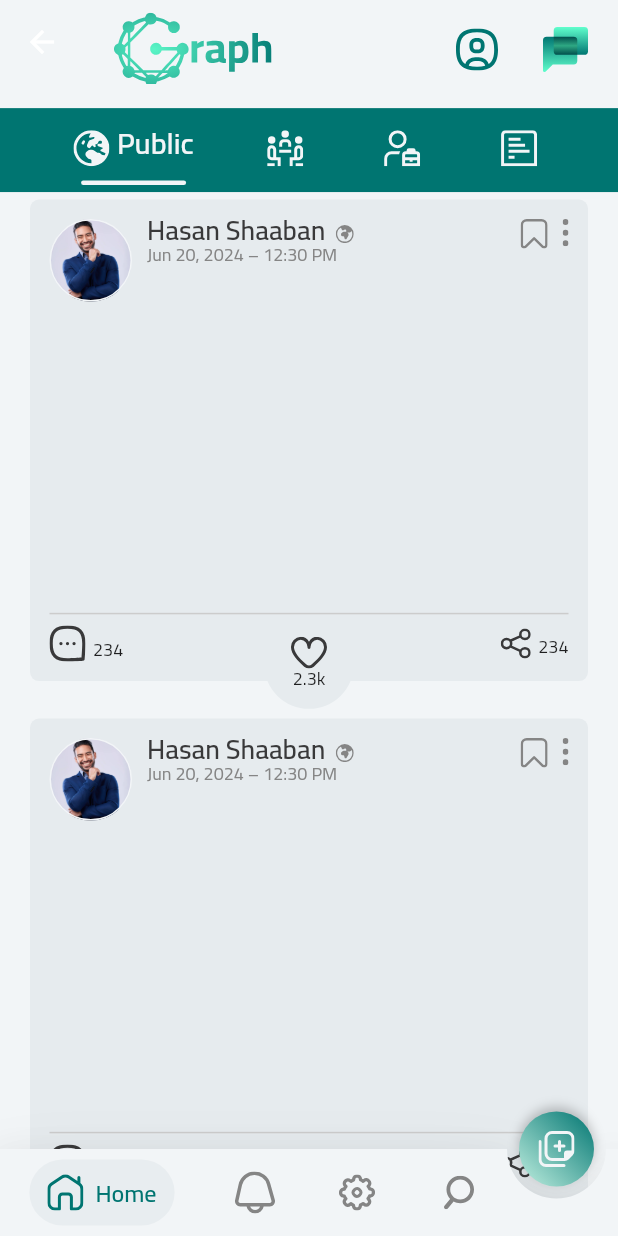
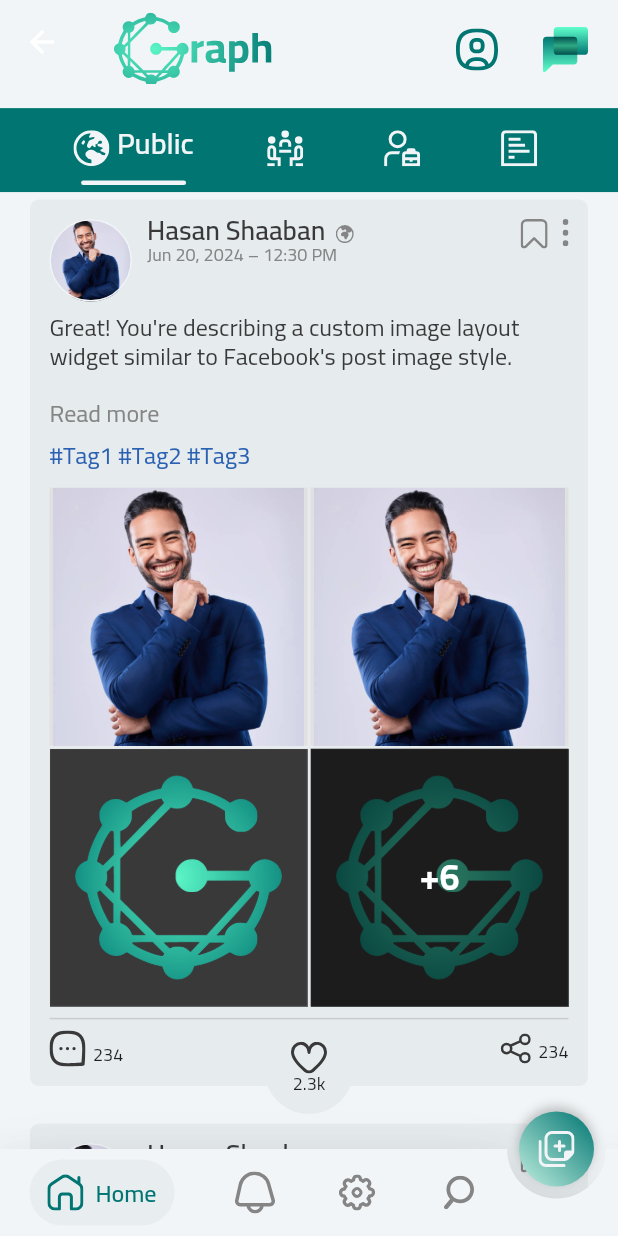
Before and after one commit to hasanShaaban/graph, a Flutter app: the MainPage screen opened directly, on a phone screen of 412 x 824 dp. Run offline on Flutter 3.47's test engine with Material 3 defaults, Android fonts, the phone set to English and light mode, and no system bars; drawn by our look-alikes of stylish_bottom_bar; our stand-ins replace bloc, dartz, dio, dots_indicator, flutter_bloc, flutter_datetime_picker_plus and 7 more; missing offline and left inert: comment_tree, easy_pdf_viewer; accounts and stored records are empty.

Commit message:
public post content done

```diff
--- a/lib/core/widgets/posts/public_post.dart
+++ b/lib/core/widgets/posts/public_post.dart
@@ -3,9 +3,10 @@ import 'package:graph/core/utils/appAssets.dart';
 import 'package:graph/core/utils/constants.dart';
 import 'package:graph/core/widgets/posts/public_post_widgets/post_activities.dart';
 import 'package:graph/core/widgets/posts/public_post_widgets/post_header.dart';
+import 'package:graph/core/widgets/posts/public_post_widgets/public_post_conent.dart';
 import 'package:graph/core/widgets/posts/public_post_widgets/react_button.dart';
+import 'package:graph/features/post_details/presentation/view/post_details_view.dart';
 import 'package:graph/generated/l10n.dart';
-
 
 class PublicPost extends StatelessWidget {
   const PublicPost({
@@ -16,6 +17,7 @@ class PublicPost extends StatelessWidget {
   });
   final S lang;
   final double width, height;
+  static bool enableNavigation = true;
   @override
   Widget build(BuildContext context) {
     return Stack(
@@ -35,20 +37,24 @@ class PublicPost extends StatelessWidget {
                 // This row includes the profile image, the user name, and the
                 // post's actions including save button.
                 PostHeader(width: width, height: height),
-                //TODO: Add post content
-                SizedBox(height: 200),
-                Divider(
-                  color: Constants2.dividerColor(context),
-                  thickness: 1,
-                ),
+                PublicPostContent(),
+                Divider(color: Constants2.dividerColor(context), thickness: 1),
                 // This row includes the post's comments and shares. It
                 // also includes a spacer to align the share button to the
                 // right of the row.
                 Row(
                   children: [
-                    PostActivities(
-                      icon: Assets.iconsCommentDots,
-                      count: '234',
+                    GestureDetector(
+                      onTap: () {
+                        if(enableNavigation){
+                          enableNavigation = false;
+                          Navigator.pushNamed(context, PostDetailsView.name);
+                        }
+                      },
+                      child: PostActivities(
+                        icon: Assets.iconsCommentDots,
+                        count: '234',
+                      ),
                     ),
                     Spacer(),
                     PostActivities(icon: Assets.iconsShare, count: '234'),
--- /dev/null
+++ b/lib/core/widgets/posts/public_post_widgets/images_custom_layout.dart
@@ -0,0 +1,163 @@
+import 'package:flutter/material.dart';
+import 'package:graph/core/widgets/posts/public_post_widgets/image_viewer.dart';
+
+class ImagesCustomLayout extends StatelessWidget {
+  final List<String> imageUrls;
+  final VoidCallback? onMorePressed;
+
+  const ImagesCustomLayout({
+    super.key,
+    required this.imageUrls,
+    this.onMorePressed,
+  });
+
+  @override
+  Widget build(BuildContext context) {
+    final totalImages = imageUrls.length;
+
+    if (totalImages == 1) {
+      return _buildSingleImage(context);
+    } else if (totalImages == 2) {
+      return _buildTwoImages(context);
+    } else if (totalImages == 3) {
+      return _buildThreeImages(context);
+    } else {
+      return _buildGridWithMore(context);
+    }
+  }
+
+  Widget _buildSingleImage(BuildContext? context) {
+    return _buildImage(
+      imageUrls[0],
+      fit: BoxFit.contain,
+      context: context,
+      index: 0,
+    );
+  }
+
+  Widget _buildTwoImages(BuildContext? context) {
+    return Row(
+      children: [
+        Expanded(child: _buildImage(imageUrls[0], context: context, index: 0)),
+        const SizedBox(width: 2),
+        Expanded(child: _buildImage(imageUrls[1], context: context, index: 1)),
+      ],
+    );
+  }
+
+  Widget _buildThreeImages(BuildContext? context) {
+    return Row(
+      children: [
+        Expanded(
+          flex: 2,
+          child: _buildImage(
+            imageUrls[0],
+            height: 200,
+            context: context,
+            index: 0,
+          ),
+        ),
+        const SizedBox(width: 2),
+        Expanded(
+          flex: 1,
+          child: Column(
+            children: [
+              _buildImage(imageUrls[1], height: 99, context: context, index: 1),
+              const SizedBox(height: 2),
+              _buildImage(imageUrls[2], height: 99, context: context, index: 2),
+            ],
+          ),
+        ),
+      ],
+    );
+  }
+
+  Widget _buildGridWithMore(BuildContext? context) {
+    final displayImages = imageUrls.take(4).toList();
+
+    return GridView.count(
+      crossAxisCount: 2,
+      shrinkWrap: true,
+      physics: const NeverScrollableScrollPhysics(),
+      crossAxisSpacing: 2,
+      mainAxisSpacing: 2,
+      children: List.generate(4, (index) {
+        if (index == 3 && imageUrls.length > 4) {
+          return Stack(
+            fit: StackFit.expand,
+            children: [
+              _buildImage(displayImages[index], context: context, index: index),
+              Container(
+                // ignore: deprecated_member_use
+                color: Colors.black.withOpacity(0.5),
+                child: Center(
+                  child: Text(
+                    '+${imageUrls.length - 4}',
+                    style: const TextStyle(
+                      color: Colors.white,
+                      fontSize: 24,
+                      fontWeight: FontWeight.bold,
+                    ),
+                  ),
+                ),
+              ),
+              Material(
+                color: Colors.transparent,
+                child: InkWell(
+                  onTap: () {
+                    if (context != null) {
+                      Navigator.pushNamed(
+                        context,
+                        ImageViewer.name,
+                        arguments: {
+                          'imageUrls': imageUrls,
+                          'initialIndex': 0,
+                        },
+                      );
+                    }
+                  },
+                ),
+              ),
+            ],
+          );
+        } else {
+          return _buildImage(
+            displayImages[index],
+            context: context,
+            index: index,
+          );
+        }
+      }),
+    );
+  }
+
+  Widget _buildImage(
+    String url, {
+    BoxFit fit = BoxFit.contain,
+    double? height,
+    int index = 0,
+    BuildContext? context,
+  }) {
+    return GestureDetector(
+      onTap: () {
+        if (context != null) {
+          Navigator.pushNamed(
+            context,
+            ImageViewer.name,
+            arguments: {'imageUrls': imageUrls, 'initialIndex': index},
+          );
+        }
+      },
+      child: Container(
+        height: height,
+        color: Colors.grey[300],
+        child: Image.asset(
+          url,
+          fit: fit,
+          width: double.infinity,
+          height: height,
+        ),
+      ),
+    );
+  }
+}
--- /dev/null
+++ b/lib/core/widgets/posts/public_post_widgets/public_post_conent.dart
@@ -0,0 +1,100 @@
+import 'package:flutter/material.dart';
+import 'package:graph/core/utils/appAssets.dart';
+import 'package:graph/core/utils/app_text_style.dart';
+import 'package:graph/core/utils/constants.dart';
+import 'package:graph/core/widgets/posts/public_post_widgets/images_custom_layout.dart';
+import 'package:graph/generated/l10n.dart';
+
+class PublicPostContent extends StatelessWidget {
+  const PublicPostContent({super.key});
+
+  @override
+  Widget build(BuildContext context) {
+    return Column(
+      crossAxisAlignment: CrossAxisAlignment.start,
+      children: [
+        SizedBox(height: 10),
+        ExpandableText(
+          'Great! You\'re describing a custom image layout widget similar to Facebook\'s post image style.\n \n Here\'s how you can create a custom FacebookImageLayout widget in Flutter that handles Great! You\'re describing a custom image layout widget similar to Facebook\'s post image style. Here\'s how you can create a custom FacebookImageLayout widget in Flutter that handles',
+        ),
+        SizedBox(height: 10),
+        Text(
+          '#Tag1 #Tag2 #Tag3',
+          style: AppTextStyle.cairoRegular16.copyWith(
+            height: 1.1,
+            color: Constants2.secondaryColor(context),
+          ),
+        ),
+        SizedBox(height: 10),
+        ImagesCustomLayout(
+          imageUrls: [
+            Assets.imagesProfileImage,
+            Assets.imagesProfileImage,
+            Assets.imagesGraphLogo,
+            Assets.imagesGraphLogo,
+            Assets.imagesGraphLogo,
+            Assets.imagesGraphLogo,
+            Assets.imagesGraphLogo,
+            Assets.imagesGraphLogo,
+            Assets.imagesGraphLogo,
+            Assets.imagesGraphLogo,
+          ],
+        ),
+      ],
+    );
+  }
+}
+
+class ExpandableText extends StatefulWidget {
+  final String text;
+  final int trimLines;
+
+  const ExpandableText(this.text, {super.key, this.trimLines = 3});
+
+  @override
+  _ExpandableTextState createState() => _ExpandableTextState();
+}
+
+class _ExpandableTextState extends State<ExpandableText> {
+  bool _readMore = true;
+
+  @override
+  Widget build(BuildContext context) {
+    var lang = S.of(context);
+    final textSpan = TextSpan(text: widget.text);
+    final textPainter = TextPainter(
+      text: textSpan,
+      maxLines: widget.trimLines,
+      textDirection: lang.lang == 'ar' ? TextDirection.rtl : TextDirection.ltr,
+    );
+    textPainter.layout(maxWidth: MediaQuery.of(context).size.width);
+
+    final isOverflowing = textPainter.didExceedMaxLines;
+
+    return Column(
+      crossAxisAlignment: CrossAxisAlignment.start,
+      children: [
+        Text(
+          widget.text,
+          maxLines: _readMore ? widget.trimLines : null,
+          overflow: _readMore ? TextOverflow.ellipsis : TextOverflow.visible,
+          style: AppTextStyle.cairoRegular16.copyWith(
+            color: Constants2.darkPrimaryColor(context),
+            height: 1.2,
+          ),
+        ),
+        if (isOverflowing)
+          GestureDetector(
+            onTap: () => setState(() => _readMore = !_readMore),
+            child: Text(
+              _readMore ? "Read more" : "Read less",
+              style: AppTextStyle.cairoRegular16.copyWith(
+                color: Constants2.darkSecondaryColor(context),
+                height: 1.2,
+              ),
+            ),
+          ),
+      ],
+    );
+  }
+}
--- a/lib/features/main/presentation/views/widgets/home/public_page.dart
+++ b/lib/features/main/presentation/views/widgets/home/public_page.dart
@@ -1,6 +1,5 @@
 import 'package:flutter/material.dart';
 import 'package:graph/core/widgets/posts/public_post.dart';
-import 'package:graph/features/post_details/presentation/view/post_details_view.dart';
 import 'package:graph/generated/l10n.dart';
 
 class PublicPage extends StatelessWidget {
@@ -21,12 +20,7 @@ class PublicPage extends StatelessWidget {
               right: 20,
               top: 5,
             ),
-            child: GestureDetector(
-              onTap: () {
-                Navigator.pushNamed(context, PostDetailsView.name);
-              },
-              child: PublicPost(lang: lang, width: width, height: height),
-            ),
+            child: PublicPost(lang: lang, width: width, height: height),
           ),
       itemCount: 20,
     );
--- a/pubspec.yaml
+++ b/pubspec.yaml
@@ -51,6 +51,7 @@ dependencies:
   intl_utils: ^2.8.10
   lottie: ^3.3.1
   persistent_bottom_nav_bar: ^6.2.1
+  photo_view: ^0.15.0
   provider: ^6.1.5
   shimmer: ^3.0.0
   stylish_bottom_bar: ^1.1.1
```
Also changed, not shown: lib/core/functions/on_generate_route.dart (+19 -7 lines), lib/core/widgets/custom_back_button.dart (+7 -1 lines), lib/core/widgets/posts/public_post_widgets/image_viewer.dart (added, +50 -0 lines), assets/temp/temp1.png (added), assets/temp/temp2.jpeg (added), assets/temp/temp3.jpg (added), assets/temp/temp4.jpg (added), pubspec.lock.
